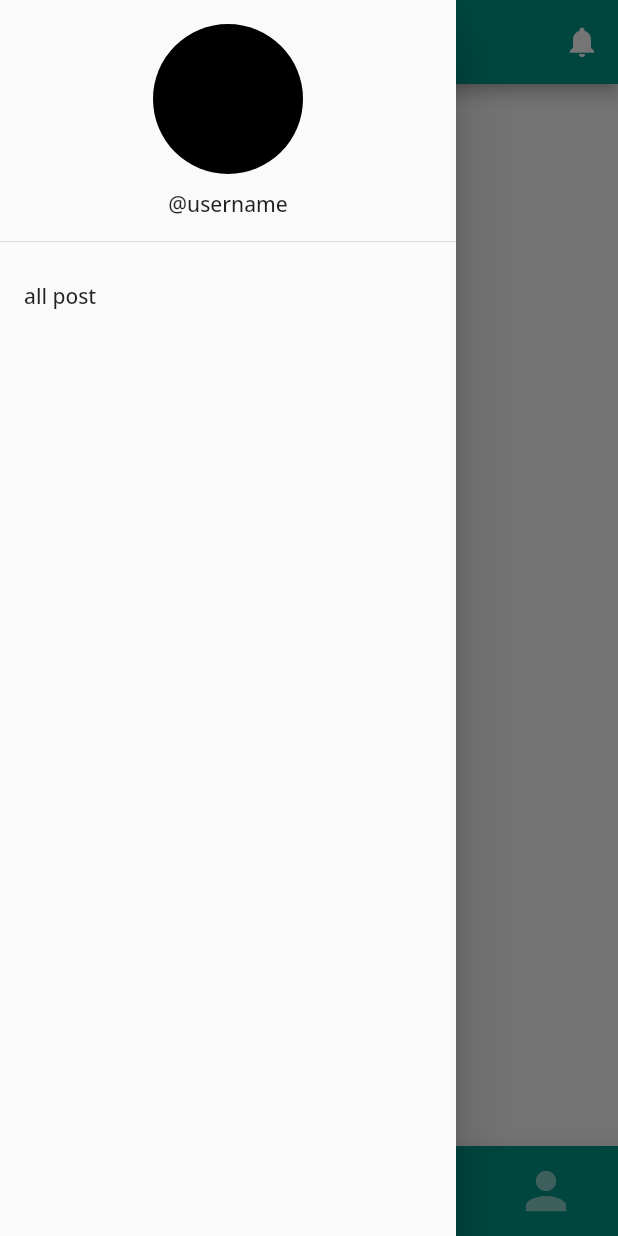
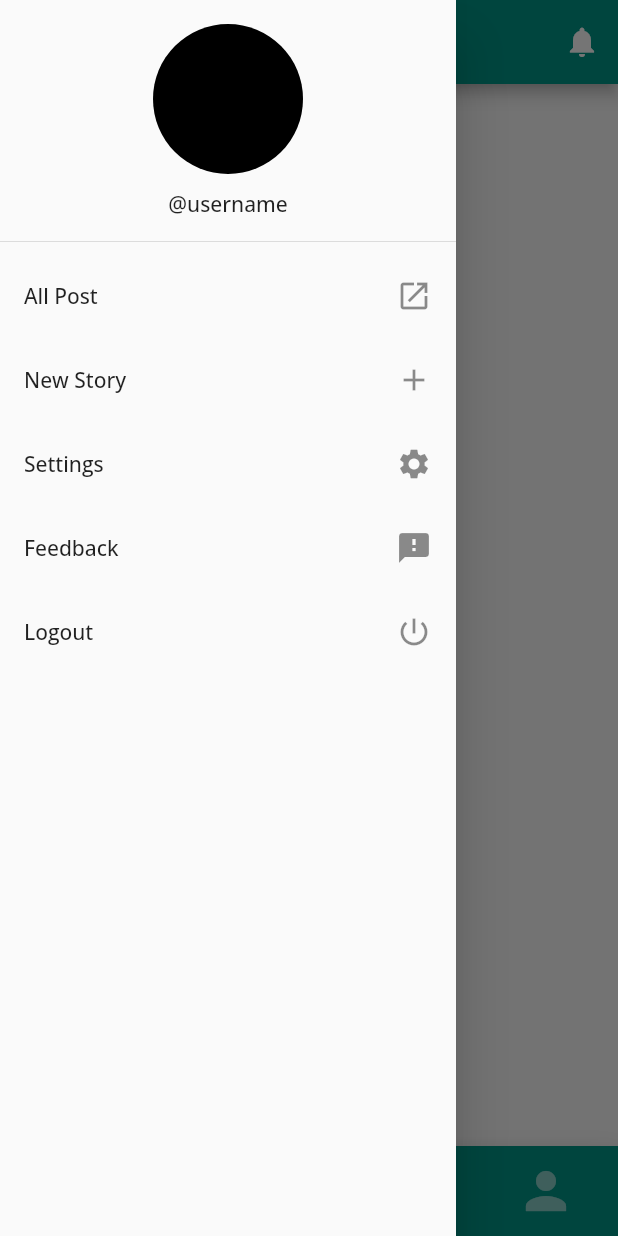
Before and after one commit to DevStack06/Flutter-Blog-App, a Flutter app: the HomePage screen opened directly, with the side drawer open, on a phone screen of 412 x 824 dp. Run offline on Flutter 3.47's test engine with Material 2 defaults, Android fonts, the phone set to English and light mode, and no system bars; our stand-ins replace flutter_secure_storage, google_fonts, image_picker, logger; missing offline and left inert: flutter_facebook_login; accounts and stored records are empty.

Commit message:
drawer things added

```diff
--- a/lib/Pages/HomePage.dart
+++ b/lib/Pages/HomePage.dart
@@ -1,7 +1,9 @@
 import 'package:blogapp/Blog/addBlog.dart';
+import 'package:blogapp/Pages/WelcomePage.dart';
 import 'package:blogapp/Screen/HomeScreen.dart';
 import 'package:blogapp/Profile/ProfileScreen.dart';
 import 'package:flutter/material.dart';
+import 'package:flutter_secure_storage/flutter_secure_storage.dart';
 
 class HomePage extends StatefulWidget {
   HomePage({Key key}) : super(key: key);
@@ -14,7 +16,7 @@ class _HomePageState extends State<HomePage> {
   int currentState = 0;
   List<Widget> widgets = [HomeScreen(), ProfileScreen()];
   List<String> titleString = ["Home Page", "Profile Page"];
-
+  final storage = FlutterSecureStorage();
   @override
   Widget build(BuildContext context) {
     return Scaffold(
@@ -40,7 +42,29 @@ class _HomePageState extends State<HomePage> {
               ),
             ),
             ListTile(
-              title: Text("all post"),
+              title: Text("All Post"),
+              trailing: Icon(Icons.launch),
+              onTap: () {},
+            ),
+            ListTile(
+              title: Text("New Story"),
+              trailing: Icon(Icons.add),
+              onTap: () {},
+            ),
+            ListTile(
+              title: Text("Settings"),
+              trailing: Icon(Icons.settings),
+              onTap: () {},
+            ),
+            ListTile(
+              title: Text("Feedback"),
+              trailing: Icon(Icons.feedback),
+              onTap: () {},
+            ),
+            ListTile(
+              title: Text("Logout"),
+              trailing: Icon(Icons.power_settings_new),
+              onTap: logout,
             ),
           ],
         ),
@@ -104,4 +128,12 @@ class _HomePageState extends State<HomePage> {
       body: widgets[currentState],
     );
   }
+
+  void logout() async {
+    await storage.delete(key: "token");
+    Navigator.pushAndRemoveUntil(
+        context,
+        MaterialPageRoute(builder: (context) => WelcomePage()),
+        (route) => false);
+  }
 }
```
